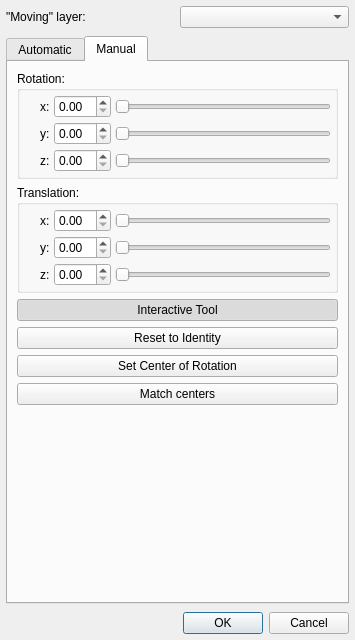
Before: the Qt Designer form GUI/Qt/Windows/Registration/RegistrationDialog.ui in pyushkevich/itksnap, drawn with Qt 5.
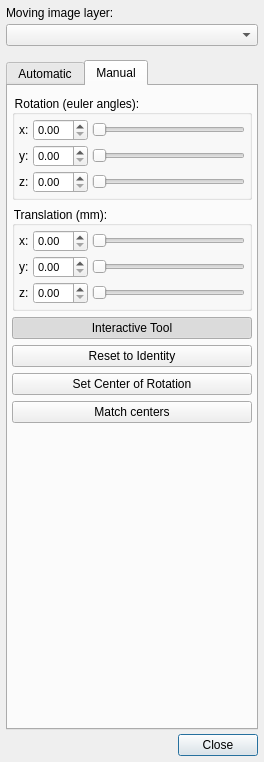
After: the same form once the commit is applied. Custom widgets are drawn as their Qt base class.

Commit message: Added more registration functionality, including grid lines and translation. Manual registration mode is now rudimentary but functional

Patch:
```diff
--- a/GUI/Qt/Windows/Registration/RegistrationDialog.ui
+++ b/GUI/Qt/Windows/Registration/RegistrationDialog.ui
@@ -6,13 +6,34 @@
    <rect>
     <x>0</x>
     <y>0</y>
-    <width>355</width>
-    <height>640</height>
+    <width>264</width>
+    <height>762</height>
    </rect>
   </property>
   <property name="windowTitle">
    <string>Dialog</string>
   </property>
+  <property name="styleSheet">
+   <string notr="true">* {
+font-size: 12px;
+}
+QSpinBox {
+font-size: 11px;
+}
+QDoubleSpinBox {
+font-size: 11px;
+}
+
+
+QToolButton::checked {
+  background-color:rgb(210, 210, 210);
+}
+
+QToolButton::pressed {
+  background-color:rgb(210, 210, 210);
+}
+</string>
+  </property>
   <layout class="QGridLayout" name="gridLayout">
    <property name="leftMargin">
     <number>6</number>
@@ -26,13 +47,46 @@
    <property name="bottomMargin">
     <number>6</number>
    </property>
-   <property name="horizontalSpacing">
+   <property name="spacing">
     <number>4</number>
    </property>
-   <property name="verticalSpacing">
-    <number>8</number>
-   </property>
    <item row="1" column="0" colspan="2">
+    <widget class="QComboBox" name="inMovingLayer"/>
+   </item>
+   <item row="4" column="0" colspan="2">
+    <widget class="QDialogButtonBox" name="buttonBox">
+     <property name="orientation">
+      <enum>Qt::Horizontal</enum>
+     </property>
+     <property name="standardButtons">
+      <set>QDialogButtonBox::Close</set>
+     </property>
+    </widget>
+   </item>
+   <item row="2" column="0">
+    <spacer name="verticalSpacer_2">
+     <property name="orientation">
+      <enum>Qt::Vertical</enum>
+     </property>
+     <property name="sizeType">
+      <enum>QSizePolicy::Fixed</enum>
+     </property>
+     <property name="sizeHint" stdset="0">
+      <size>
+       <width>20</width>
+       <height>10</height>
+      </size>
+     </property>
+    </spacer>
+   </item>
+   <item row="0" column="0" colspan="2">
+    <widget class="QLabel" name="label">
+     <property name="text">
+      <string>Moving image layer:</string>
+     </property>
+    </widget>
+   </item>
+   <item row="3" column="0" colspan="2">
     <widget class="QTabWidget" name="tabWidget">
      <property name="currentIndex">
       <number>1</number>
@@ -47,17 +101,26 @@
        <string>Manual</string>
       </attribute>
       <layout class="QVBoxLayout" name="verticalLayout_2">
+       <property name="leftMargin">
+        <number>4</number>
+       </property>
+       <property name="rightMargin">
+        <number>4</number>
+       </property>
+       <property name="bottomMargin">
+        <number>4</number>
+       </property>
        <item>
         <widget class="QGroupBox" name="grpRotation">
          <property name="title">
-          <string>Rotation:</string>
+          <string>Rotation (euler angles):</string>
          </property>
          <layout class="QHBoxLayout" name="horizontalLayout_2">
           <property name="spacing">
            <number>0</number>
           </property>
           <property name="leftMargin">
-           <number>20</number>
+           <number>4</number>
           </property>
           <property name="topMargin">
            <number>4</number>
@@ -146,14 +209,14 @@
        <item>
         <widget class="QGroupBox" name="grpTranslation">
          <property name="title">
-          <string>Translation:</string>
+          <string>Translation (mm):</string>
          </property>
          <layout class="QHBoxLayout" name="horizontalLayout_3">
           <property name="spacing">
            <number>0</number>
           </property>
           <property name="leftMargin">
-           <number>20</number>
+           <number>4</number>
           </property>
           <property name="topMargin">
            <number>4</number>
@@ -290,26 +353,6 @@
      </widget>
     </widget>
    </item>
-   <item row="0" column="1">
-    <widget class="QComboBox" name="inMovingLayer"/>
-   </item>
-   <item row="0" column="0">
-    <widget class="QLabel" name="label">
-     <property name="text">
-      <string>&quot;Moving&quot; layer:</string>
-     </property>
-    </widget>
-   </item>
-   <item row="2" column="0" colspan="2">
-    <widget class="QDialogButtonBox" name="buttonBox">
-     <property name="orientation">
-      <enum>Qt::Horizontal</enum>
-     </property>
-     <property name="standardButtons">
-      <set>QDialogButtonBox::Cancel|QDialogButtonBox::Ok</set>
-     </property>
-    </widget>
-   </item>
   </layout>
  </widget>
  <customwidgets>
```
The commit also changes 12 other files.
